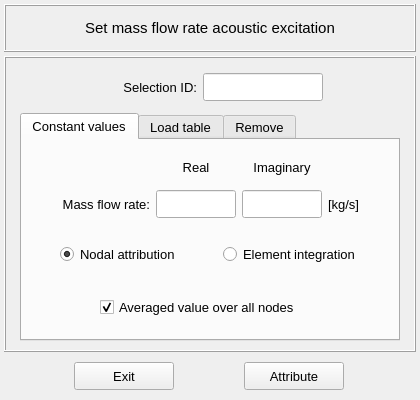
Before: the Qt Designer form vibra/interface/data/ui_files/model/setup/acoustic/mass_flow_rate_input.ui in MOPT-UFSC/VIBRA, drawn with Qt 5.
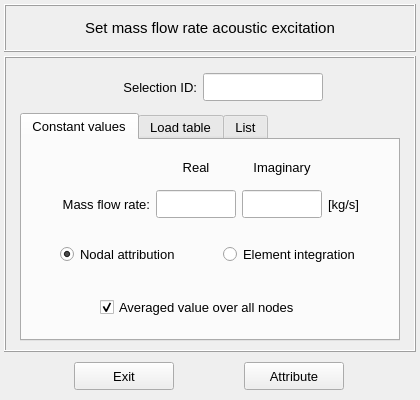
After: the same form once the commit is applied. Icons and pictures are not drawn.

Commit message: Rename Remove by List tabs

```diff
--- a/vibra/interface/data/ui_files/model/setup/acoustic/mass_flow_rate_input.ui
+++ b/vibra/interface/data/ui_files/model/setup/acoustic/mass_flow_rate_input.ui
@@ -1047,7 +1047,7 @@
         </widget>
         <widget class="QWidget" name="tab_remove">
          <attribute name="title">
-          <string>Remove</string>
+          <string>List</string>
          </attribute>
          <layout class="QGridLayout" name="gridLayout_9">
           <property name="leftMargin">
```
Left out of the diff: 2 changed lines with no effect on the pictures. The commit also changes 17 other files.
